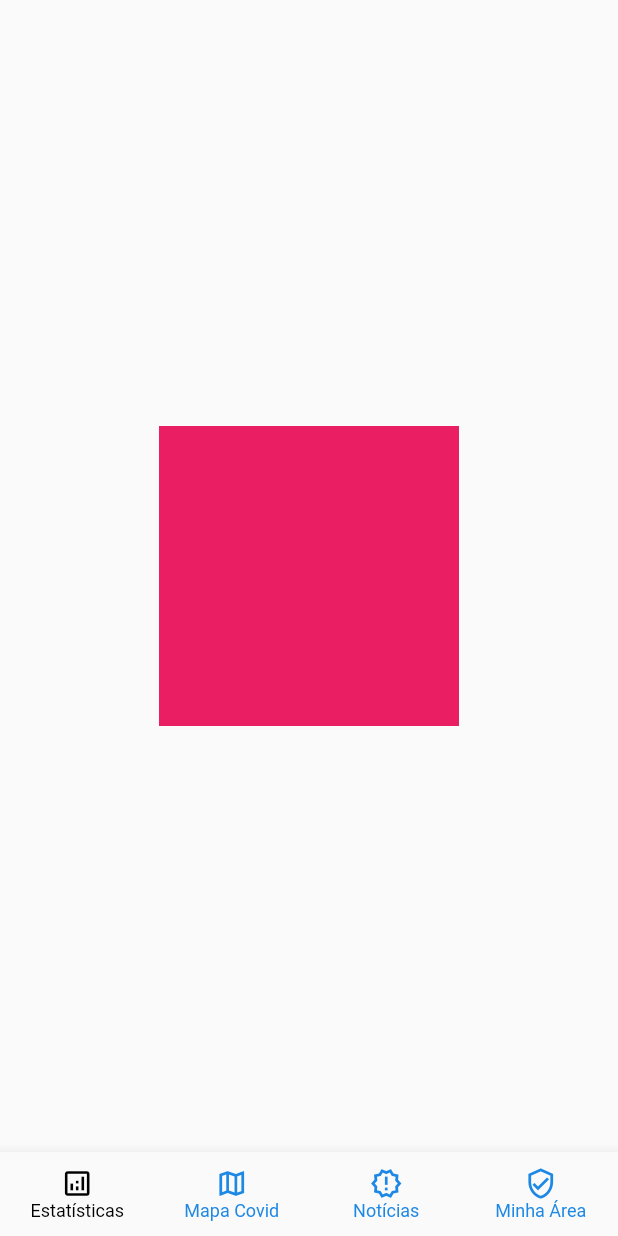
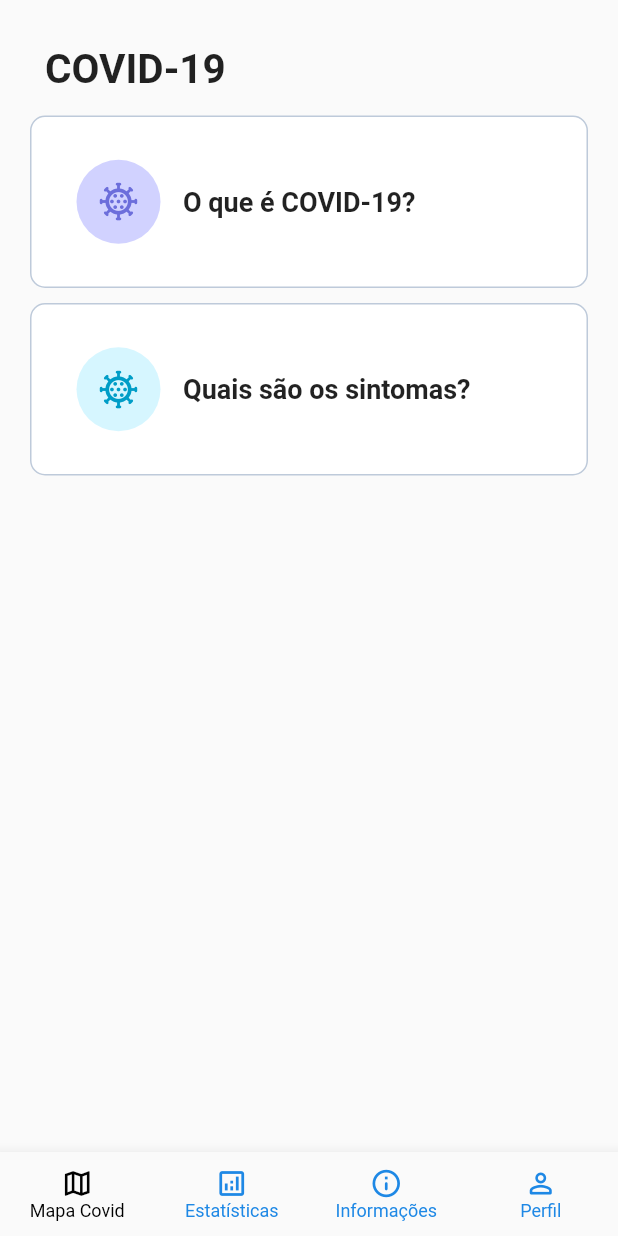
Before and after one commit to larissaBernardon/informa_saude, a Flutter app: the screen it shows after launch, swiped to page 3, on a phone screen of 412 x 824 dp. Run offline on Flutter 3.47's test engine with Material 2 defaults, Android fonts, the phone set to English and light mode, and no system bars; our stand-ins replace flutter_mobx, google_maps_flutter, location, mobx; generated files the repository leaves out were written again.

Commit message:
iniciar layout da tela de informacoes

```diff
--- a/informa_saude/lib/home/home_controller.dart
+++ b/informa_saude/lib/home/home_controller.dart
@@ -23,8 +23,8 @@ abstract class _HomeController with Store {
   @computed
   bool get isProfileSelected => _pageSelected == profilePageId;
 
-  static const int statisticsPageId = 0;
-  static const int mapPageId = 1;
+  static const int mapPageId = 0;
+  static const int statisticsPageId = 1;
   static const int newsPageId = 2;
   static const int profilePageId = 3;
 
--- a/informa_saude/lib/home/home_page.dart
+++ b/informa_saude/lib/home/home_page.dart
@@ -53,10 +53,10 @@ class _HomePageState extends State<HomePage> {
 
   List<Widget> _buildPageViewItems() {
     return [
-      const StatisticsPage(),
       MapWidget(
         controller: MapController(),
       ),
+      const StatisticsPage(),
       const NewsPage(),
       const ProfilePage(),
     ];
@@ -64,8 +64,8 @@ class _HomePageState extends State<HomePage> {
 
   List<BottomNavigationBarItem> _buildBottomItems() {
     return [
+      _buildMapItem(),
       _buildStatisticsItem(),
-      _buildMapItem(),
       _buildNewsItem(),
       _buildProfileItem(),
     ];
@@ -74,26 +74,26 @@ class _HomePageState extends State<HomePage> {
   BottomNavigationBarItem _buildProfileItem() {
     return BottomNavigationBarItem(
       icon: Icon(
-        Icons.verified_user_outlined,
+        Icons.person_outline_rounded,
         size: 22,
         color: widget.controller.isProfileSelected
             ? Colors.black
             : Colors.blue.shade600,
       ),
-      label: 'Minha Área',
+      label: 'Perfil',
     );
   }
 
   BottomNavigationBarItem _buildNewsItem() {
     return BottomNavigationBarItem(
       icon: Icon(
-        Icons.new_releases_outlined,
+        Icons.info_outline_rounded,
         size: 22,
         color: widget.controller.isNewsSelected
             ? Colors.black
             : Colors.blue.shade600,
       ),
-      label: 'Notícias',
+      label: 'Informações',
     );
   }
 
--- a/informa_saude/lib/news/news_page.dart
+++ b/informa_saude/lib/news/news_page.dart
@@ -2,14 +2,98 @@ import 'package:flutter/material.dart';
 
 class NewsPage extends StatelessWidget {
   const NewsPage({Key? key}) : super(key: key);
+  static const IconData coronavirus_outlined =
+      IconData(0xef88, fontFamily: 'MaterialIcons');
 
   @override
   Widget build(BuildContext context) {
-    return Center(
+    return Scaffold(
+      body: SafeArea(
+        child: Column(
+          crossAxisAlignment: CrossAxisAlignment.start,
+          children: [
+            _buildTitle(),
+            _buildCards(),
+          ],
+        ),
+      ),
+    );
+  }
+
+  Widget _buildCards() {
+    return Expanded(
+      child: ListView.builder(
+        itemCount: 2,
+        itemBuilder: (context, index) => _buildCardItem(index),
+      ),
+    );
+  }
+
+  Padding _buildCardItem(int index) {
+    return Padding(
+      padding: const EdgeInsets.symmetric(horizontal: 20, vertical: 5),
       child: Container(
-        height: 200,
-        width: 200,
-        color: Colors.pink,
+        child: Row(
+          crossAxisAlignment: CrossAxisAlignment.center,
+          mainAxisAlignment: MainAxisAlignment.start,
+          children: [
+            const SizedBox(
+              width: 30,
+            ),
+            _buildIcon(index),
+            const SizedBox(width: 15),
+            _buildCardTitle(index),
+          ],
+        ),
+        height: 115,
+        width: 360,
+        decoration: BoxDecoration(
+          color: Colors.white,
+          borderRadius: BorderRadius.circular(10),
+          border: Border.all(
+            color: const Color.fromRGBO(190, 202, 218, 1),
+          ),
+        ),
+      ),
+    );
+  }
+
+  Text _buildCardTitle(int index) {
+    return Text(
+      index == 0 ? "O que é COVID-19?" : "Quais são os sintomas?",
+      style: const TextStyle(
+        fontSize: 18,
+        fontWeight: FontWeight.w700,
+      ),
+    );
+  }
+
+  Container _buildIcon(int index) {
+    return Container(
+      width: 56,
+      height: 56,
+      decoration: BoxDecoration(
+        color: index == 0
+            ? const Color.fromRGBO(209, 210, 255, 1)
+            : const Color.fromRGBO(214, 246, 255, 1),
+        borderRadius: BorderRadius.circular(40),
+      ),
+      child: Icon(
+        coronavirus_outlined,
+        size: 30,
+        color: index == 0
+            ? const Color.fromRGBO(108, 110, 219, 1)
+            : const Color.fromRGBO(0, 157, 199, 1),
+      ),
+    );
+  }
+
+  Padding _buildTitle() {
+    return const Padding(
+      padding: EdgeInsets.fromLTRB(30, 30, 30, 10),
+      child: Text(
+        'COVID-19',
+        style: TextStyle(fontSize: 27, fontWeight: FontWeight.w600),
       ),
     );
   }
```
